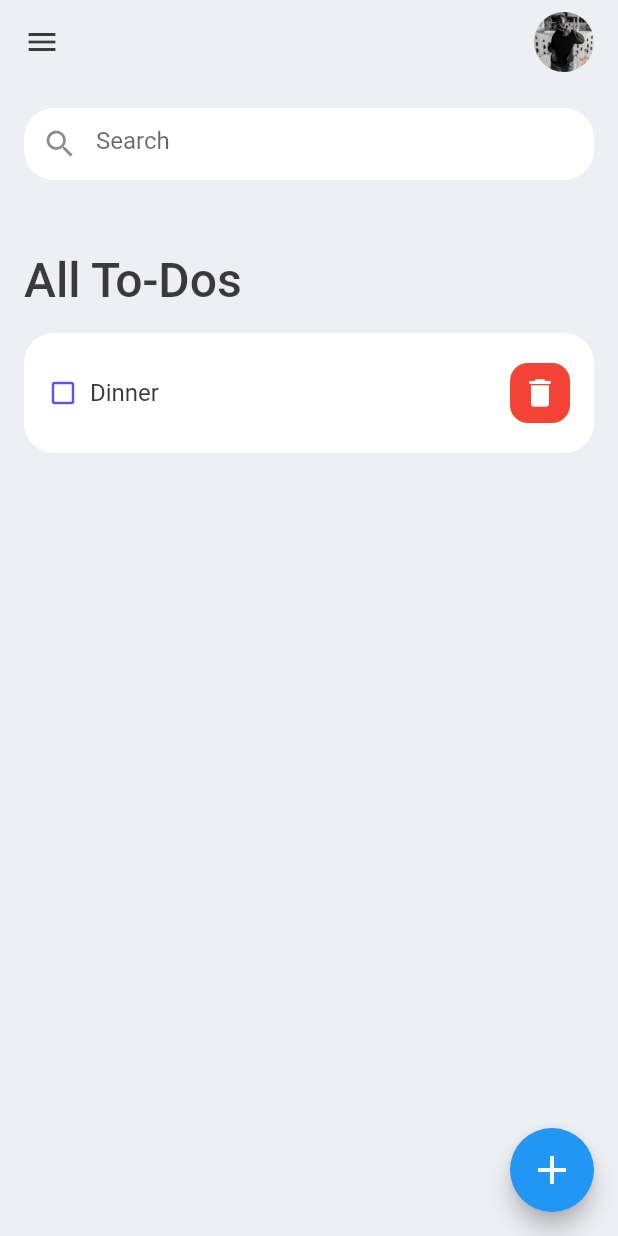
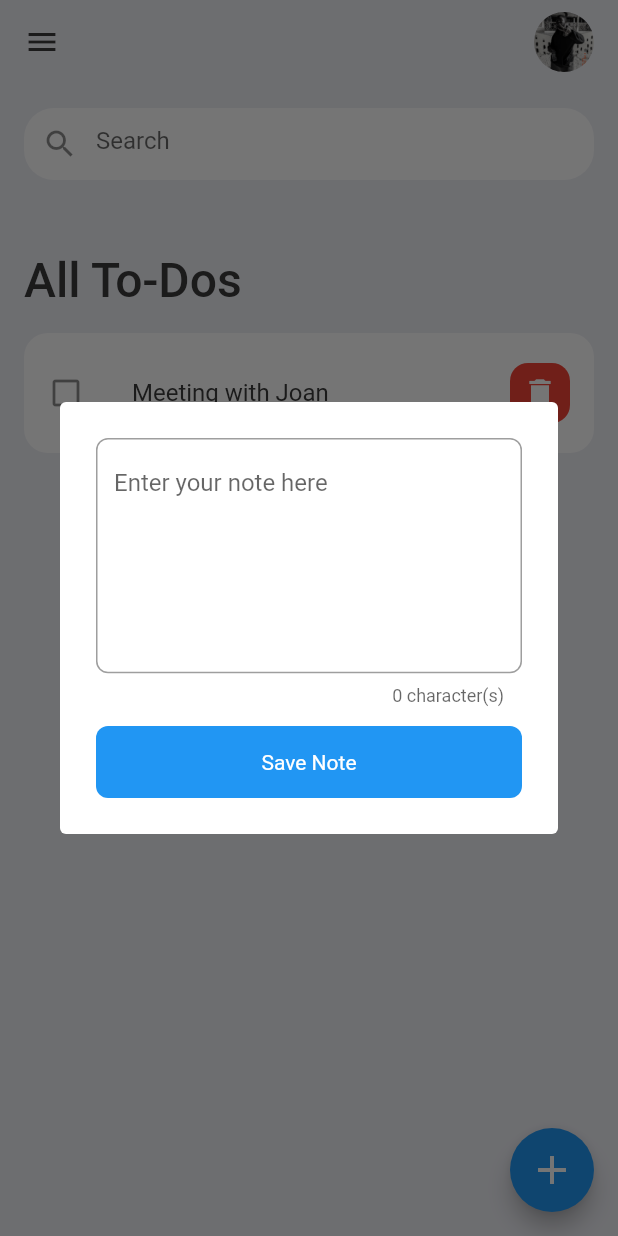
Before and after one commit to uxderrick/todo_app, a Flutter app: the screen it shows after launch, after a tap on the "add" icon, on a phone screen of 412 x 824 dp. Run offline on Flutter 3.47's test engine with Material 2 defaults, Android fonts, the phone set to English and light mode, and no system bars.

Commit message:
I dont even know what I added here. Mabr3 roff 🥲

```diff
--- a/lib/screens/home.dart
+++ b/lib/screens/home.dart
@@ -14,13 +14,14 @@ class Home extends StatefulWidget {
 }
 
 class _HomeState extends State<Home> {
+  String _enteredText = '';
   @override
   Widget build(BuildContext context) {
     return Scaffold(
       backgroundColor: tdBGColor,
       appBar: AppBar(
         elevation: 0,
-        backgroundColor: Colors.transparent,
+        backgroundColor: tdBGColor,
         foregroundColor: tdBlack,
         title: Row(
           mainAxisAlignment: MainAxisAlignment.spaceBetween,
@@ -61,7 +62,7 @@ class _HomeState extends State<Home> {
                 TodoItem(
                   id: '01',
                   todoText: 'Dinner',
-                  isDone: false,
+
                 )
               ],
             ))
@@ -69,7 +70,63 @@ class _HomeState extends State<Home> {
         ),
       ),
       floatingActionButton: FloatingActionButton(
-        onPressed: () {},
+        onPressed: () {
+          showDialog(
+            context: context,
+            builder: (context) => Dialog(
+              elevation: 0,
+              child: Container(
+                margin: const EdgeInsets.all(24),
+                height: 240,
+                child: Padding(
+                  padding: const EdgeInsets.all(0),
+                  child: Column(
+                    children: [
+                      Expanded(
+                        child: Container(
+                          decoration: BoxDecoration(
+                              color: Colors.white,
+                              borderRadius: BorderRadius.circular(20)),
+                          child: TextField(
+                            onChanged: (value) {
+                              setState(() {
+                                _enteredText = value;
+                              });
+                            },
+                            keyboardType: TextInputType.multiline,
+                            maxLines: 300,
+                            decoration: InputDecoration(
+                                border: OutlineInputBorder(
+                                    borderRadius: BorderRadius.circular(8)),
+                                hintText: 'Enter your note here',
+                                counterText:
+                                    '${_enteredText.length.toString()} character(s)'),
+                          ),
+                        ),
+                      ),
+                      const SizedBox(
+                        height: 16,
+                      ),
+                      Container(
+                        height: 48,
+                        width: double.infinity,
+                        decoration: BoxDecoration(
+                            color: Colors.blue,
+                            borderRadius: BorderRadius.circular(8)),
+                        child: const Center(
+                          child: Text(
+                            'Save Note',
+                            style: TextStyle(color: Colors.white),
+                          ),
+                        ),
+                      )
+                    ],
+                  ),
+                ),
+              ),
+            ),
+          );
+        },
         child: const Icon(
           Icons.add,
           size: 32,
--- a/lib/widgets/todo_list.dart
+++ b/lib/widgets/todo_list.dart
@@ -1,87 +1,74 @@
 import 'package:flutter/material.dart';
+// import 'package:todo_app/widgets/todo.dart';
 
 import '../constants/colors.dart';
 
-class TodoItem extends StatelessWidget {
+// ignore: must_be_immutable
+class TodoItem extends StatefulWidget {
   final String id;
   final String todoText;
-  bool isDone;
+
+  bool isDone = false;
   // final Todo todo;
 
-  TodoItem(
-      {Key? key,
+  TodoItem({
+    Key? key,
     required this.id,
     required this.todoText,
-      required this.isDone})
-      : super(key: key);
+    this.isDone = false,
+  }) : super(key: key);
 
   @override
+  State<TodoItem> createState() => _TodoItemState();
+}
+
+class _TodoItemState extends State<TodoItem> {
+  @override
   Widget build(BuildContext context) {
-    return GestureDetector(
+    return Container(
+      alignment: Alignment.center,
+      height: 80,
+      decoration: BoxDecoration(
+          color: widget.isDone ? Colors.white38 : Colors.white,
+          borderRadius: BorderRadius.circular(16)),
+      child: ListTile(
         onTap: () {
-        print('Ghana');
+          setState(() {
+            tapTask;
+            print('Print');
+          });
         },
 
-      //Tile
-      child: Container(
-        margin: const EdgeInsets.only(bottom: 16),
-        height: 80,
-        decoration: BoxDecoration(
-            color: Colors.white, borderRadius: BorderRadius.circular(20)),
-        child: Padding(
-          padding: const EdgeInsets.all(16.0),
-          child: Row(
-            mainAxisAlignment: MainAxisAlignment.spaceBetween,
-            children: [
-              Row(
-                children: [
-                  Icon(
-                    isDone ? Icons.check_box : Icons.check_box_outline_blank,
-                    size: 20,
-                    color: tdBlue,
-                  ),
-                  const SizedBox(
-                    width: 8,
-                  ),
-                  SizedBox(
-                    width: 240,
-                    child: Text(
-                      todoText,
+        //Design
+        title: Text('Meeting with Joan',
             softWrap: true,
             style: TextStyle(
                 fontSize: 16,
                 color: tdBlack,
-                          decoration:
-                              isDone ? TextDecoration.lineThrough : null),
-                    ),
-                  ),
-                ],
-              ),
-
-              //Delete Button
-
-              GestureDetector(
+                decoration: widget.isDone ? TextDecoration.lineThrough : null)),
+        leading: Icon(
+            widget.isDone ? Icons.check_box : Icons.check_box_outline_blank),
+        trailing: GestureDetector(
           onTap: () {
             print('Delete');
           },
-
-                //Design
           child: Container(
               height: 40,
               width: 40,
               decoration: BoxDecoration(
-                      color: Colors.red,
-                      borderRadius: BorderRadius.circular(12)),
+                  color: Colors.red, borderRadius: BorderRadius.circular(12)),
               child: const Icon(
                 Icons.delete,
                 color: Colors.white,
-                  ),
-                ),
-              )
-            ],
-          ),
+              )),
         ),
       ),
     );
   }
+
+  void tapTask(bool isDone) {
+    setState(() {
+      isDone = !isDone;
+    });
   }
+}
```
Also changed, not shown: lib/widgets/components.dart (+0 -10 lines), lib/widgets/todo.dart (deleted, +0 -50 lines). Lines whose indentation alone changed are shown as unchanged.
